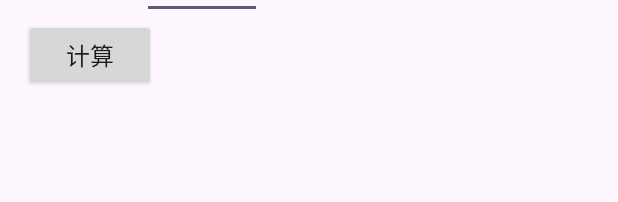
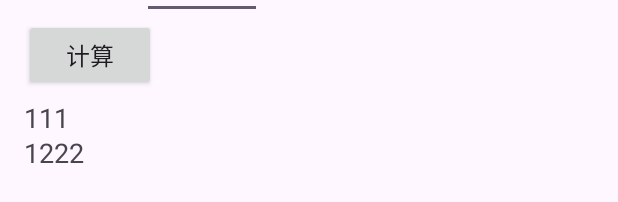
Before and after one commit to iflove/DSGAC_Android, an Android app: the layout fragment_home.xml on its own in the app's theme, with its tools: preview values and no code run, on a phone screen of 412 x 824 dp. Shown: the part 325-527 px from the top of the screen. Run offline under Robolectric (Android 15) with nearby library versions, the phone set to English and light mode, and no system bars.

Commit message:
保存代码

```diff
--- a/app/src/main/java/com/anroidz/dsgac/algorithm/AuxiliaryAlgorithm.kt
+++ b/app/src/main/java/com/anroidz/dsgac/algorithm/AuxiliaryAlgorithm.kt
@@ -16,6 +16,8 @@ class AuxiliaryAlgorithm : CoreAlgorithm() {
         val inspectDate = getInspectDate()
         val curStandardDate = getCurStandardDate()
 
-        return TimeUtils.calCurGestationalWeek(GestationalWeeks(0, 0), curStandardDate, inspectDate)
+        val calCurGestationalWeek = TimeUtils.calCurGestationalWeek(GestationalWeeks(0, 0), curStandardDate, inspectDate)
+
+        return TimeUtils.addDaysToGestationalWeeks(calCurGestationalWeek, 17)
     }
 }
--- a/app/src/main/res/layout/fragment_home.xml
+++ b/app/src/main/res/layout/fragment_home.xml
@@ -1,5 +1,6 @@
 <?xml version="1.0" encoding="utf-8"?>
 <LinearLayout xmlns:android="http://schemas.android.com/apk/res/android"
+    xmlns:tools="http://schemas.android.com/tools"
     android:layout_width="match_parent"
     android:layout_height="match_parent"
     android:orientation="vertical"
@@ -124,6 +125,7 @@
         android:layout_width="wrap_content"
         android:layout_height="wrap_content"
         android:layout_marginTop="5dp"
-        android:text=""
-        android:textSize="@dimen/text_size" />
+        tools:text="111\n1222"
+        android:lineSpacingExtra="2dp"
+        android:textSize="@dimen/text_size_1" />
 </LinearLayout>
--- a/app/src/main/res/values/dimens.xml
+++ b/app/src/main/res/values/dimens.xml
@@ -4,4 +4,5 @@
     <dimen name="top_margin">16dp</dimen>
     <dimen name="item_margin">15dp</dimen>
     <dimen name="text_size">16sp</dimen>
+    <dimen name="text_size_1">18sp</dimen>
 </resources>
```
Also changed, not shown: app/src/main/java/com/anroidz/dsgac/HomeFragment.kt (+43 -34 lines).
